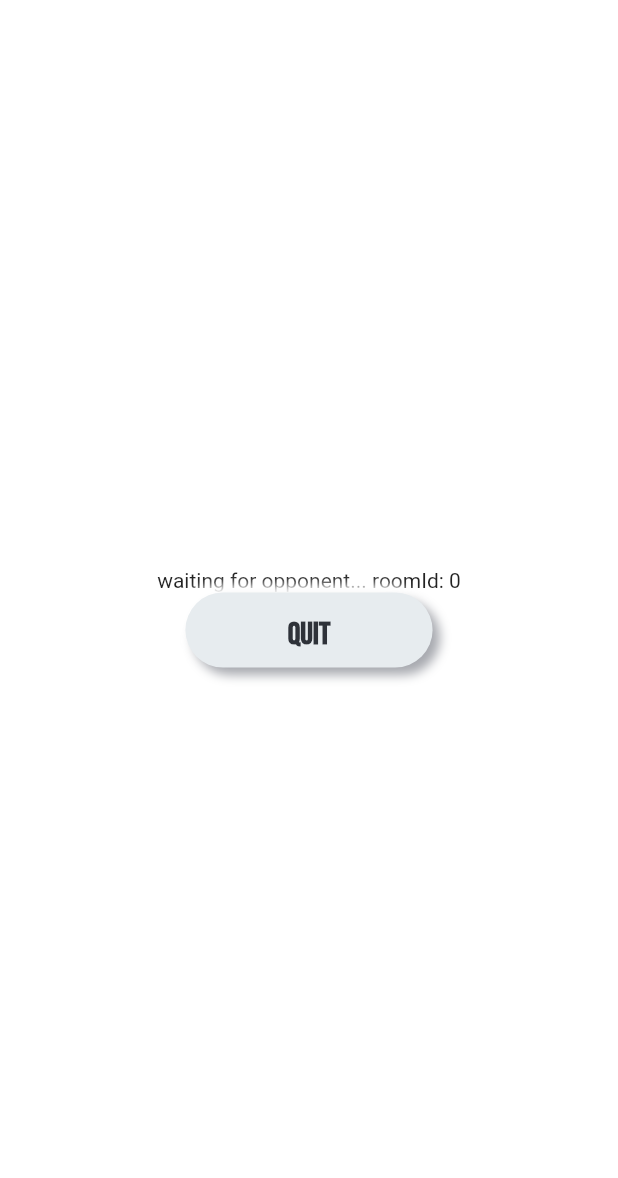
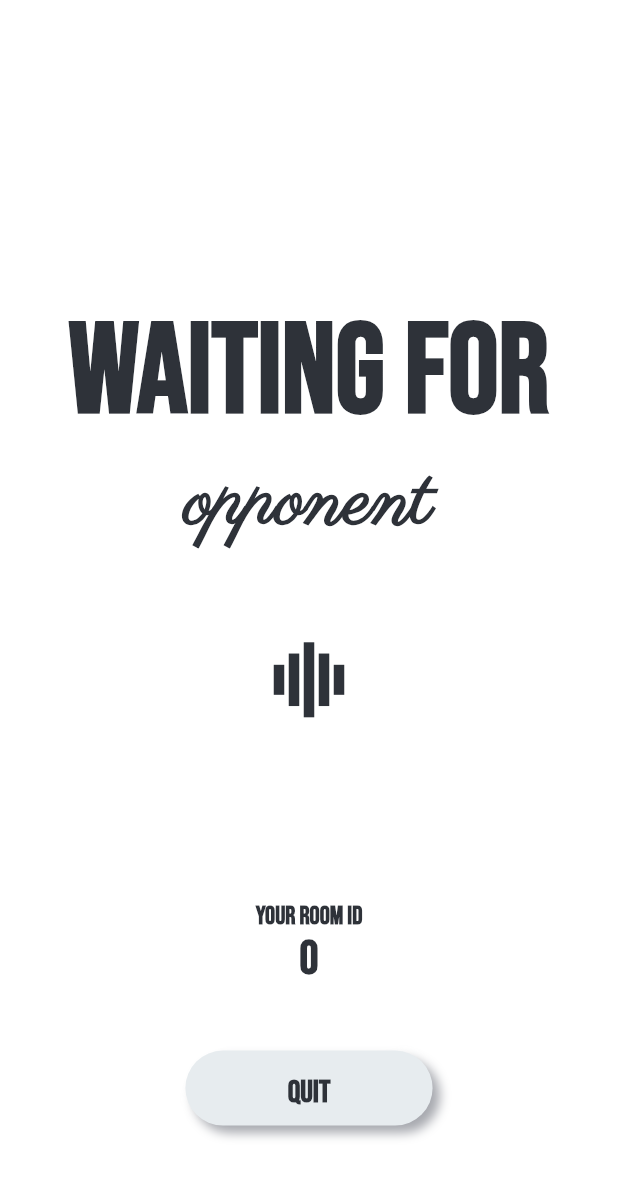
Before and after one commit to coilvoltic/tightwad, a Flutter app: the WaitingOpponent screen opened directly, on a phone screen of 412 x 824 dp. Shown: the top 1178 px of the screen. Run offline on Flutter 3.47's test engine with Material 2 defaults, Android fonts, the phone set to English and light mode, and no system bars; our stand-ins replace animated_splash_screen, audioplayers, cloud_firestore, confetti, firebase_core, flutter_inset_box_shadow and 5 more; missing offline and left inert: flutter_glow; accounts and stored records are empty.

Commit message:
Add logics to create/join room

```diff
--- a/lib/src/dev/game/components/multiplayer/create_room.dart
+++ b/lib/src/dev/game/components/multiplayer/create_room.dart
@@ -1,6 +1,7 @@
 import 'package:flutter/material.dart';
 import 'package:provider/provider.dart';
 import 'package:tightwad/src/notifiers/entity_notifier.dart';
+import 'package:tightwad/src/notifiers/loading_notifier.dart';
 import 'package:tightwad/src/notifiers/options_notifier.dart';
 import 'package:tightwad/src/utils/common_enums.dart';
 import 'package:tightwad/src/utils/utils.dart';
@@ -177,7 +178,7 @@ class _CreateRoomState extends State<CreateRoom> {
 
   @override
   Widget build(BuildContext context) {
-    return Consumer2<OptionsNotifier, EntityNotifier>(builder: (context, _, entityNotifier, __) {
+    return Consumer3<OptionsNotifier, EntityNotifier, LoadingNotifier>(builder: (context, _, entityNotifier, loadingNotifier, __) {
       return SizedBox(
         height: MediaQuery.of(context).size.height *
             Utils.ROOM_LOBBY_OPTIONS_HEIGHT_RATIO,
@@ -203,9 +204,10 @@ class _CreateRoomState extends State<CreateRoom> {
                 _nameErrorMessage = "Please enter a name with 3-10 chars.";
                 _nameTextFieldSizeWhenPb = _nameController.text.length;
               } else {
-                entityNotifier.changeGameEntity(Entity.loading);
+                loadingNotifier.setIsLoading();
                 await Utils.createRoomInFirebase(_nameController.text, _nbOfRounds);
                 entityNotifier.changeGameEntity(Entity.waitingopponent);
+                loadingNotifier.unsetIsLoading();
               }
             }),
           ],
--- a/lib/src/dev/game/components/multiplayer/waiting_opponent.dart
+++ b/lib/src/dev/game/components/multiplayer/waiting_opponent.dart
@@ -1,4 +1,5 @@
 import 'package:flutter/material.dart';
+import 'package:flutter_spinkit/flutter_spinkit.dart';
 import 'package:provider/provider.dart';
 import 'package:tightwad/src/notifiers/entity_notifier.dart';
 import 'package:tightwad/src/notifiers/options_notifier.dart';
@@ -13,10 +14,28 @@ class WaitingOpponent extends StatefulWidget {
   State<WaitingOpponent> createState() => _WaitingOpponentState();
 }
 
-class _WaitingOpponentState extends State<WaitingOpponent> {
+class _WaitingOpponentState extends State<WaitingOpponent> with SingleTickerProviderStateMixin {
+
+  late AnimationController _controller;
+  final double ratioWaitingOpponentStatement = 0.45;
+  final double ratioLoader = 0.15;
+  final double ratioRoomIdStatement = 0.2;
 
   bool _isPressedButton = false;
   bool _isReversed = false;
+
+  @override
+  void initState() {
+    _controller = AnimationController(vsync: this, duration: const Duration(milliseconds: 600));
+    super.initState();
+  }
+
+  @override
+  void dispose() {
+    _controller.dispose();
+    super.dispose();
+  }
+
 
   Widget buildValidationButton(VoidCallback onTap) {
     return InkWell(
@@ -67,6 +86,79 @@ class _WaitingOpponentState extends State<WaitingOpponent> {
     );
   }
 
+  Widget buildWaitingOpponentStatement() {
+    return SizedBox(
+      height: MediaQuery.of(context).size.height * ratioWaitingOpponentStatement,
+      child: Column(
+        mainAxisAlignment: MainAxisAlignment.end,
+        children: [
+          Text(
+            'waiting for',
+            style: TextStyle(
+              fontFamily: 'BebasNeue',
+              decoration: TextDecoration.none,
+              fontSize: Utils.getSizeFromContext(MediaQuery.of(context).size, 40),
+              fontWeight: FontWeight.bold,
+              color: Utils.getPassedColorFromTheme(),
+            ),
+          ),
+          Text(
+            'opponent',
+            style: TextStyle(
+              fontFamily: 'Parisienne',
+              decoration: TextDecoration.none,
+              fontSize: Utils.getSizeFromContext(MediaQuery.of(context).size, 25),
+              fontWeight: FontWeight.bold,
+              color: Utils.getPassedColorFromTheme(),
+            ),
+          ),
+        ],
+      ),
+    );
+  }
+
+  Widget buildRoomIdStatement() {
+    return SizedBox(
+      height: MediaQuery.of(context).size.height * ratioLoader,
+      child: Column(
+        mainAxisAlignment: MainAxisAlignment.end,
+        children: [
+          Text(
+            'your room id',
+            style: TextStyle(
+              fontFamily: 'BebasNeue',
+              decoration: TextDecoration.none,
+              fontSize: Utils.getSizeFromContext(MediaQuery.of(context).size, 8),
+              fontWeight: FontWeight.bold,
+              color: Utils.getPassedColorFromTheme(),
+            ),
+          ),
+          Text(
+            '${Utils.roomId}',
+            style: TextStyle(
+              fontFamily: 'BebasNeue',
+              decoration: TextDecoration.none,
+              fontSize: Utils.getSizeFromContext(MediaQuery.of(context).size, 15),
+              fontWeight: FontWeight.bold,
+              color: Utils.getPassedColorFromTheme(),
+            ),
+          ),
+        ],
+      ),
+    );
+  }
+
+  Widget buildLoader() {
+    return SizedBox(
+      height: MediaQuery.of(context).size.height * ratioRoomIdStatement,
+      child: SpinKitWave(
+        color: Utils.getIconColorFromTheme(),
+        size: 50.0,
+        controller: _controller,
+      ),
+    );
+  }
+
   @override
   Widget build(BuildContext context) {
     return Scaffold(
@@ -74,9 +166,12 @@ class _WaitingOpponentState extends State<WaitingOpponent> {
       body: Responsive(
         child: Consumer2<OptionsNotifier, EntityNotifier>(builder: (context, _, entityNotifier, __) {
             return Column(
-              mainAxisAlignment: MainAxisAlignment.center,
+              mainAxisAlignment: MainAxisAlignment.start,
               children: [
-                Text('waiting for opponent... roomId: ${Utils.roomId}'),
+                buildWaitingOpponentStatement(),
+                buildLoader(),
+                buildRoomIdStatement(),
+                SizedBox(height: MediaQuery.of(context).size.height * 0.05),
                 buildValidationButton(() {
                   entityNotifier.changeGameEntity(Entity.lobby);
                 }),
--- a/lib/src/dev/game/components/tile.dart
+++ b/lib/src/dev/game/components/tile.dart
@@ -58,7 +58,7 @@ class _TileState extends State<Tile> {
 
     return GlowText(
       '${widget.number}',
-      blurRadius: Utils.shouldGlow() ? 10.0 : 0.0,
+      blurRadius: Utils.shouldGlow() ? 2.5 : 0.0,
       glowColor: Utils.shouldGlow() ? textColor : Colors.transparent,
       textAlign: TextAlign.center,
       style: TextStyle(
--- /dev/null
+++ b/lib/src/notifiers/loading_notifier.dart
@@ -0,0 +1,19 @@
+import 'package:flutter/material.dart';
+
+class LoadingNotifier extends ChangeNotifier {
+
+  bool _isLoading = false;
+
+  void setIsLoading() {
+    _isLoading = true;
+    notifyListeners();
+  }
+
+  void unsetIsLoading() {
+    _isLoading = false;
+    notifyListeners();
+  }
+
+  bool get getIsLoading => _isLoading;
+
+}
```
Also changed, not shown: lib/main.dart (+13 -6 lines), lib/src/dev/game/components/common/loading.dart (+19 -7 lines), lib/src/dev/game/components/multiplayer/join_room.dart (+31 -19 lines), lib/src/dev/game/components/multiplayer/room_lobby.dart (+10 -4 lines), lib/src/dev/game/game.dart (+18 -5 lines), lib/src/utils/utils.dart (+43 -19 lines).
